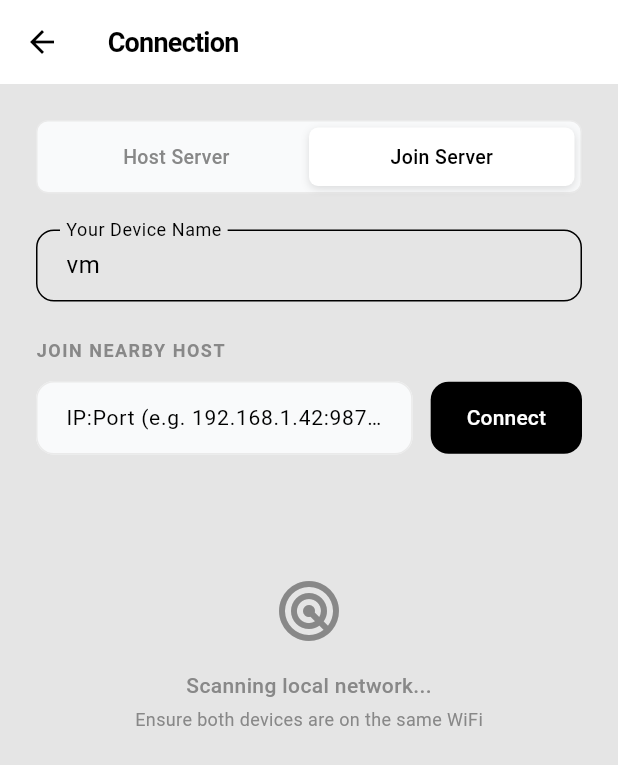
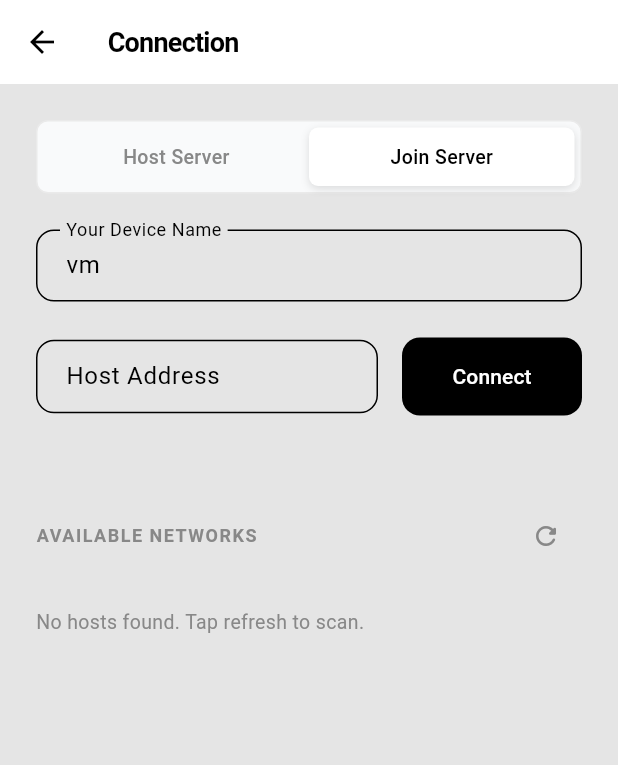
Before and after one commit to Talhakhalidawan/Share-Beam, a Flutter app: the SettingsScreen screen opened by its route, after a tap on "Join Server", on a phone screen of 412 x 824 dp. Shown: the top 765 px of the screen. Run offline on Flutter 3.47's test engine with Material 3 defaults, Android fonts, the light colour scheme and no system bars; our stand-ins replace shelf, shelf_web_socket; missing offline and left inert: shelf_router.

Commit message:
created search functionality in settings

```diff
--- a/lib/ui/mobile/settings_screen.dart
+++ b/lib/ui/mobile/settings_screen.dart
@@ -89,7 +89,6 @@ class _SettingsScreenState extends State<SettingsScreen> {
             ],
             _buildSegmentedControl(),
             const SizedBox(height: 24),
-            // Device name field (common)
             _buildDeviceNameField(appState),
             const SizedBox(height: 24),
             _tabIndex == 0 ? _buildHostTab(appState) : _buildJoinTab(appState),
@@ -169,11 +168,66 @@ class _SettingsScreenState extends State<SettingsScreen> {
     );
   }
 
+  // ---- Available Networks (only when idle) ----
+  Widget _buildAvailableNetworks(AppState appState) {
+    return Column(
+      crossAxisAlignment: CrossAxisAlignment.start,
+      children: [
+        Row(
+          mainAxisAlignment: MainAxisAlignment.spaceBetween,
+          children: [
+            const Text('AVAILABLE NETWORKS',
+                style: TextStyle(
+                    fontSize: 12,
+                    fontWeight: FontWeight.w600,
+                    color: AppTheme.textMuted,
+                    letterSpacing: 1)),
+            appState.isScanning
+                ? const SizedBox(
+                    width: 20, height: 20,
+                    child: CircularProgressIndicator(strokeWidth: 2, color: AppTheme.textMuted),
+                  )
+                : IconButton(
+                    icon: const Icon(Icons.refresh_rounded, size: 20, color: AppTheme.textMuted),
+                    onPressed: () => appState.refreshDiscovery(),
+                  ),
+          ],
+        ),
+        const SizedBox(height: 12),
+        if (appState.discoveredHosts.isEmpty)
+          const Padding(
+            padding: EdgeInsets.symmetric(vertical: 12),
+            child: Text('No hosts found. Tap refresh to scan.',
+                style: TextStyle(fontSize: 13, color: AppTheme.textMuted)),
+          )
+        else
+          ...appState.discoveredHosts.map(
+            (d) => Card(
+              margin: const EdgeInsets.only(bottom: 8),
+              shape: RoundedRectangleBorder(borderRadius: BorderRadius.circular(12)),
+              child: ListTile(
+                title: Text(d.name, style: const TextStyle(fontWeight: FontWeight.w500)),
+                subtitle: Text('${d.ip}:${d.port}', style: const TextStyle(fontSize: 12)),
+                trailing: const Icon(Icons.wifi_tethering, size: 20),
+                onTap: () {
+                  setState(() {
+                    _tabIndex = 1;
+                    _ipController.text = '${d.ip}:${d.port}';
+                  });
+                },
+              ),
+            ),
+          ),
+      ],
+    );
+  }
+
+  // ---- Host Tab ----
   Widget _buildHostTab(AppState appState) {
     return Column(
       crossAxisAlignment: CrossAxisAlignment.start,
       children: [
-        // Port input
+        // Port input row
         Row(
           children: [
             Expanded(
@@ -184,13 +238,11 @@ class _SettingsScreenState extends State<SettingsScreen> {
                   labelText: 'Host Port',
                   hintText: '9876',
                   border: OutlineInputBorder(borderRadius: BorderRadius.all(Radius.circular(12))),
-                  contentPadding: EdgeInsets.symmetric(horizontal: 16, vertical: 12),
+                  contentPadding: EdgeInsets.symmetric(horizontal: 16, vertical: 14),
                 ),
                 onChanged: (val) {
                   final port = int.tryParse(val);
-                  if (port != null) {
-                    appState.setHostPort = port;
-                  }
+                  if (port != null) appState.setHostPort = port;
                 },
               ),
             ),
@@ -199,43 +251,32 @@ class _SettingsScreenState extends State<SettingsScreen> {
               style: ElevatedButton.styleFrom(
                 backgroundColor: appState.isHosting ? Colors.red : AppTheme.accentColor,
                 foregroundColor: Colors.white,
-                shape: RoundedRectangleBorder(borderRadius: BorderRadius.circular(8)),
+                shape: RoundedRectangleBorder(borderRadius: BorderRadius.circular(12)),
                 elevation: 0,
-                minimumSize: const Size(120, 48),
+                minimumSize: const Size(120, 52),
               ),
               onPressed: appState.isBusy
                   ? null
                   : () => appState.toggleHosting(!appState.isHosting),
               child: appState.isBusy && !appState.isHosting
-                  ? const SizedBox(
-                      width: 16, height: 16,
-                      child: CircularProgressIndicator(strokeWidth: 2, color: Colors.white),
-                    )
+                  ? const SizedBox(width: 16, height: 16,
+                      child: CircularProgressIndicator(strokeWidth: 2, color: Colors.white))
                   : Text(appState.isHosting ? 'Stop' : 'Start'),
             ),
           ],
         ),
         const SizedBox(height: 24),
+        // When hosting: show hosting address and participants
         if (appState.isHosting) ...[
-          const Text(
-            'HOSTING ADDRESS',
-            style: TextStyle(
-                fontSize: 12,
-                fontWeight: FontWeight.w600,
-                color: AppTheme.textMuted,
-                letterSpacing: 1),
-          ),
+          const Text('HOSTING ADDRESS',
+              style: TextStyle(fontSize: 12, fontWeight: FontWeight.w600,
+                  color: AppTheme.textMuted, letterSpacing: 1)),
           const SizedBox(height: 12),
           GestureDetector(
             onTap: () {
-              Clipboard.setData(
-                ClipboardData(text: '${appState.localIp}:${appState.hostPort}'),
-              );
+              Clipboard.setData(ClipboardData(text: '${appState.localIp}:${appState.hostPort}'));
               ScaffoldMessenger.of(context).showSnackBar(
-                const SnackBar(
-                  content: Text('Address copied to clipboard'),
-                  duration: Duration(seconds: 1),
-                ),
+                const SnackBar(content: Text('Address copied to clipboard'), duration: Duration(seconds: 1)),
               );
             },
             child: Container(
@@ -251,13 +292,9 @@ class _SettingsScreenState extends State<SettingsScreen> {
                   Column(
                     crossAxisAlignment: CrossAxisAlignment.start,
                     children: [
-                      Text(
-                        '${appState.localIp}:${appState.hostPort}',
-                        style: const TextStyle(
-                            fontSize: 18,
-                            letterSpacing: -0.5,
-                            fontWeight: FontWeight.w600),
-                      ),
+                      Text('${appState.localIp}:${appState.hostPort}',
+                          style: const TextStyle(fontSize: 18, letterSpacing: -0.5,
+                              fontWeight: FontWeight.w600)),
                       const SizedBox(height: 4),
                       const Text('Ready for connections',
                           style: TextStyle(fontSize: 12, color: AppTheme.textMuted)),
@@ -269,24 +306,17 @@ class _SettingsScreenState extends State<SettingsScreen> {
             ),
           ),
           const SizedBox(height: 32),
-          // Note: future – show connected WebSocket clients here.
-          // For now, we just indicate that the server is running.
-          const Text(
-            'CONNECTED DEVICES',
-            style: TextStyle(
-                fontSize: 12,
-                fontWeight: FontWeight.w600,
-                color: AppTheme.textMuted,
-                letterSpacing: 1),
-          ),
+          const Text('PARTICIPANTS',
+              style: TextStyle(fontSize: 12, fontWeight: FontWeight.w600,
+                  color: AppTheme.textMuted, letterSpacing: 1)),
           const SizedBox(height: 16),
-          if (appState.connectedClientNames.isEmpty)
+          if (appState.participants.isEmpty)
             const Padding(
               padding: EdgeInsets.symmetric(vertical: 16),
-              child: Text('No clients connected yet',
+              child: Text('No one connected yet',
                   style: TextStyle(color: AppTheme.textMuted, fontSize: 13)),
             ),
-          ...appState.connectedClientNames.map((name) => Padding(
+          ...appState.participants.map((name) => Padding(
                 padding: const EdgeInsets.only(bottom: 12),
                 child: Container(
                   padding: const EdgeInsets.all(12),
@@ -296,40 +326,29 @@ class _SettingsScreenState extends State<SettingsScreen> {
                   ),
                   child: Row(
                     children: [
-                      Container(
-                        width: 8,
-                        height: 8,
-                        decoration: const BoxDecoration(
-                            color: Colors.green, shape: BoxShape.circle),
-                      ),
+                      Container(width: 8, height: 8,
+                          decoration: const BoxDecoration(color: Colors.green, shape: BoxShape.circle)),
                       const SizedBox(width: 12),
-                      Expanded(
-                          child: Text(name,
-                              style: const TextStyle(
-                                  fontWeight: FontWeight.w500, fontSize: 14))),
-                      const Icon(Icons.devices, size: 16, color: AppTheme.textMuted),
+                      Expanded(child: Text(name,
+                          style: const TextStyle(fontWeight: FontWeight.w500, fontSize: 14))),
+                      const Icon(Icons.person, size: 16, color: AppTheme.textMuted),
                     ],
                   ),
                 ),
               )),
+        ] else ...[
+          const SizedBox(height: 24),
+          _buildAvailableNetworks(appState),
         ],
       ],
     );
   }
 
+  // ---- Join Tab ----
   Widget _buildJoinTab(AppState appState) {
     return Column(
       crossAxisAlignment: CrossAxisAlignment.start,
       children: [
-        const Text(
-          'JOIN NEARBY HOST',
-          style: TextStyle(
-              fontSize: 12,
-              fontWeight: FontWeight.w600,
-              color: AppTheme.textMuted,
-              letterSpacing: 1),
-        ),
-        const SizedBox(height: 12),
         Row(
           children: [
             Expanded(
@@ -337,27 +356,20 @@ class _SettingsScreenState extends State<SettingsScreen> {
                 controller: _ipController,
                 enabled: !appState.isBusy,
                 style: const TextStyle(fontSize: 14),
-                decoration: InputDecoration(
-                  hintText: 'IP:Port (e.g. 192.168.1.42:9876)',
-                  border: OutlineInputBorder(
-                      borderRadius: BorderRadius.circular(12),
-                      borderSide: const BorderSide(color: AppTheme.borderColor)),
-                  enabledBorder: OutlineInputBorder(
-                      borderRadius: BorderRadius.circular(12),
-                      borderSide: const BorderSide(color: AppTheme.borderColor)),
-                  contentPadding: const EdgeInsets.symmetric(horizontal: 16, vertical: 14),
-                  fillColor: AppTheme.surfaceHover,
-                  filled: true,
+                decoration: const InputDecoration(
+                  labelText: 'Host Address',
+                  hintText: '192.168.1.42:9876',
+                  border: OutlineInputBorder(borderRadius: BorderRadius.all(Radius.circular(12))),
+                  contentPadding: EdgeInsets.symmetric(horizontal: 16, vertical: 14),
                 ),
               ),
             ),
-            const SizedBox(width: 12),
+            const SizedBox(width: 16),
             ElevatedButton(
               style: ElevatedButton.styleFrom(
-                backgroundColor:
-                    appState.isConnectedToHost ? Colors.red : AppTheme.accentColor,
+                backgroundColor: appState.isConnectedToHost ? Colors.red : AppTheme.accentColor,
                 foregroundColor: Colors.white,
-                minimumSize: const Size(100, 48),
+                minimumSize: const Size(120, 52),
                 shape: RoundedRectangleBorder(borderRadius: BorderRadius.circular(12)),
                 elevation: 0,
               ),
@@ -379,62 +391,48 @@ class _SettingsScreenState extends State<SettingsScreen> {
                           appState.connectTo(ip, port);
                         }),
               child: appState.isBusy && !appState.isConnectedToHost
-                  ? const SizedBox(
-                      width: 16,
-                      height: 16,
-                      child: CircularProgressIndicator(strokeWidth: 2, color: Colors.white),
-                    )
+                  ? const SizedBox(width: 16, height: 16,
+                      child: CircularProgressIndicator(strokeWidth: 2, color: Colors.white))
                   : Text(appState.isConnectedToHost ? 'Disconnect' : 'Connect'),
             ),
           ],
         ),
         const SizedBox(height: 32),
-        // Show mDNS discovered hosts
-        if (appState.connectedDevices.isNotEmpty)
-          Column(
-            crossAxisAlignment: CrossAxisAlignment.start,
-            children: [
-              const Text('DETECTED HOSTS (mDNS)',
-                  style: TextStyle(
-                      fontSize: 12,
-                      fontWeight: FontWeight.w600,
-                      color: AppTheme.textMuted,
-                      letterSpacing: 1)),
-              const SizedBox(height: 16),
-              ...appState.connectedDevices.map(
-                (d) => Card(
-                  margin: const EdgeInsets.only(bottom: 8),
-                  shape: RoundedRectangleBorder(borderRadius: BorderRadius.circular(12)),
-                  child: ListTile(
-                    title: Text(d.name, style: const TextStyle(fontWeight: FontWeight.w500)),
-                    subtitle: Text('${d.ip}:${d.port}', style: const TextStyle(fontSize: 12)),
-                    trailing: const Icon(Icons.wifi_tethering, size: 20),
-                    onTap: appState.isBusy
-                        ? null
-                        : () => appState.connectTo(d.ip, d.port),
+        // When connected: show participants
+        if (appState.isConnectedToHost) ...[
+          const Text('PARTICIPANTS',
+              style: TextStyle(fontSize: 12, fontWeight: FontWeight.w600,
+                  color: AppTheme.textMuted, letterSpacing: 1)),
+          const SizedBox(height: 16),
+          if (appState.participants.isEmpty)
+            const Padding(
+              padding: EdgeInsets.symmetric(vertical: 16),
+              child: Text('No participants',
+                  style: TextStyle(color: AppTheme.textMuted, fontSize: 13)),
+            ),
+          ...appState.participants.map((name) => Padding(
+                padding: const EdgeInsets.only(bottom: 12),
+                child: Container(
+                  padding: const EdgeInsets.all(12),
+                  decoration: BoxDecoration(
+                    color: AppTheme.surfaceHover.withOpacity(0.5),
+                    borderRadius: BorderRadius.circular(12),
+                  ),
+                  child: Row(
+                    children: [
+                      Container(width: 8, height: 8,
+                          decoration: const BoxDecoration(color: Colors.green, shape: BoxShape.circle)),
+                      const SizedBox(width: 12),
+                      Expanded(child: Text(name,
+                          style: const TextStyle(fontWeight: FontWeight.w500, fontSize: 14))),
+                      const Icon(Icons.person, size: 16, color: AppTheme.textMuted),
+                    ],
                   ),
                 ),
-              ),
-            ],
-          )
-        else ...[
-          const SizedBox(height: 48),
-          Center(
-            child: Column(
-              children: const [
-                Icon(Icons.radar, size: 48, color: AppTheme.textMuted),
-                SizedBox(height: 16),
-                Text('Scanning local network...',
-                    style: TextStyle(
-                        fontSize: 14,
-                        color: AppTheme.textMuted,
-                        fontWeight: FontWeight.w500)),
-                SizedBox(height: 4),
-                Text('Ensure both devices are on the same WiFi',
-                    style: TextStyle(fontSize: 12, color: AppTheme.textMuted)),
-              ],
-            ),
-          ),
+              )),
+        ] else ...[
+          const SizedBox(height: 24),
+          _buildAvailableNetworks(appState),
         ],
       ],
     );
```
Also changed, not shown: lib/core/app_state.dart (+46 -33 lines), lib/services/discovery_service.dart (+100 -72 lines), lib/services/transfer_service.dart (+55 -50 lines).
